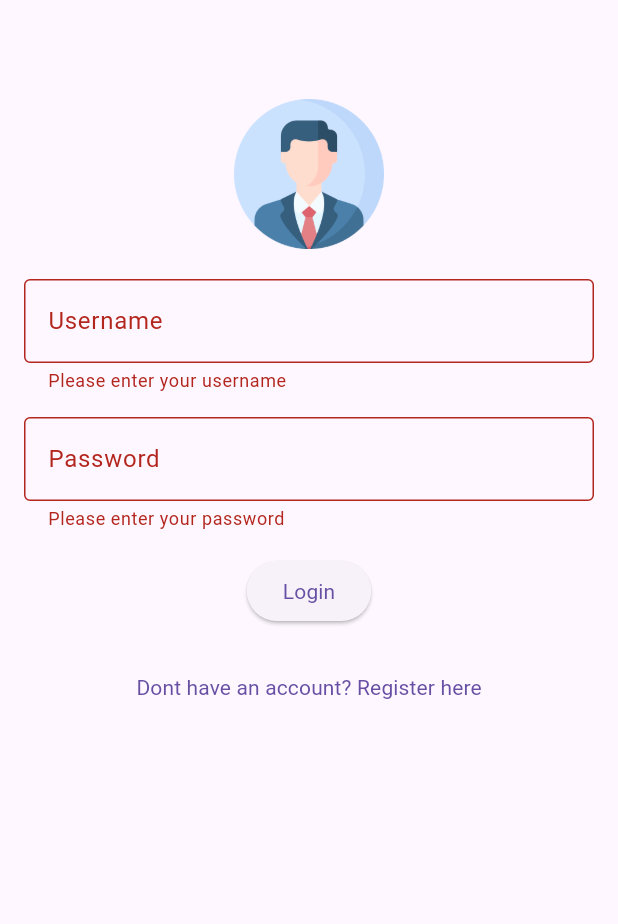
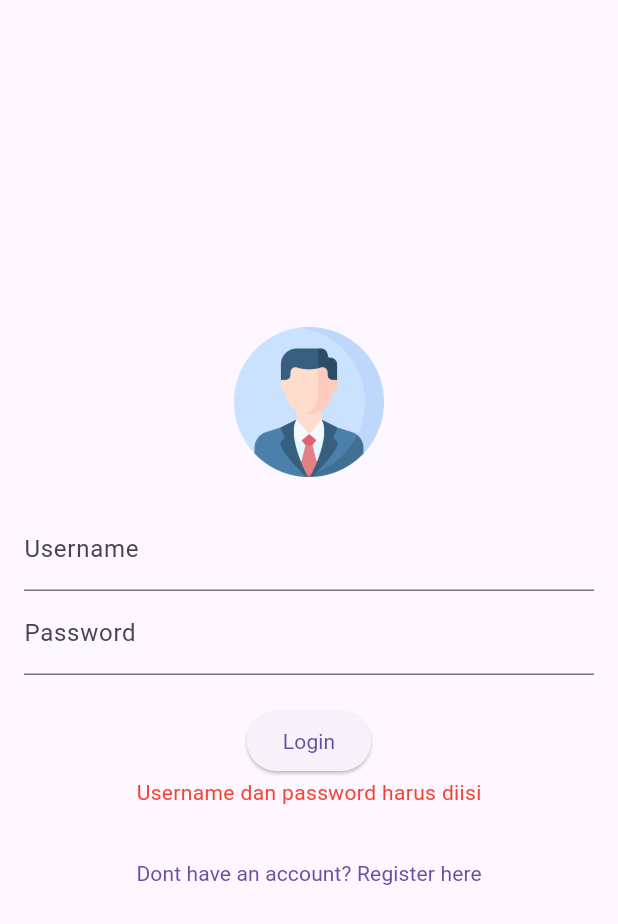
Before and after one commit to limfiq/submission1, a Flutter app: the screen it shows after launch, after a tap on "Login", on a phone screen of 412 x 824 dp. Shown: the top 924 px of the screen. Run offline on Flutter 3.47's test engine with Material 3 defaults, Android fonts, the light colour scheme and no system bars.

Commit message:
Update login

```diff
--- a/lib/login.dart
+++ b/lib/login.dart
@@ -10,80 +10,87 @@ class LoginPage extends StatefulWidget {
 }
 
 class _LoginPageState extends State<LoginPage> {
-  final _formKey = GlobalKey<FormState>();
+  final _usernameController = TextEditingController();
+  final _passwordController = TextEditingController();
+  bool _isLoading = false;
+  String _errorMessage = '';
+
+  void _login() {
+    setState(() {
+      _isLoading = true;
+      _errorMessage = '';
+    });
+
+    Future.delayed(Duration(seconds: 2), () {
+      setState(() {
+        _isLoading = false;
+      });
+
+      if (_usernameController.text == 'admin' &&
+          _passwordController.text == 'password') {
+        Navigator.push(context, MaterialPageRoute(builder: (context) {
+          return HomePage();
+        }));
+      } else {
+        setState(() {
+          _errorMessage = 'Username atau password salah';
+        });
+      }
+    });
+  }
+
+  // final _formKey = GlobalKey<FormState>();
   @override
   Widget build(BuildContext context) {
     return Scaffold(
       body: Padding(
         padding: EdgeInsets.all(16.0),
-        child: Form(
-          key: _formKey,
         child: Column(
+          mainAxisAlignment: MainAxisAlignment.center,
           children: [
-              SizedBox(
-                height: 50.0,
+            Image.asset('images/profile.png', height: 100),
+            SizedBox(height: 20),
+            TextField(
+              controller: _usernameController,
+              decoration: InputDecoration(labelText: 'Username'),
             ),
-              Image.asset('images/profile.png', height: 100),
-              SizedBox(
-                height: 20.0,
+            TextField(
+              controller: _passwordController,
+              obscureText: true,
+              decoration: InputDecoration(labelText: 'Password'),
             ),
-              TextFormField(
-                decoration: InputDecoration(
-                  labelText: 'Username',
-                  border: OutlineInputBorder(),
-                ),
-                validator: (value) {
-                  if (value == null || value.isEmpty) {
-                    return 'Please enter your username';
-                  }
-                  return null;
-                },
-              ),
-              SizedBox(height: 16),
-              TextFormField(
-                obscureText: true,
-                decoration: InputDecoration(
-                  labelText: 'Password',
-                  border: OutlineInputBorder(),
-                ),
-                validator: (value) {
-                  if (value == null || value.isEmpty) {
-                    return 'Please enter your password';
-                  }
-                  return null;
-                },
-              ),
-              SizedBox(height: 16),
+            SizedBox(height: 20),
+            if (_isLoading)
+              CircularProgressIndicator()
+            else
               ElevatedButton(
                 onPressed: () {
-                  if (_formKey.currentState!.validate()) {
-                    ScaffoldMessenger.of(context).showSnackBar(
-                      SnackBar(
-                        content: Text('Berhasil Login'),
-                      ),
-                    );
-                    Navigator.push(context,
-                        MaterialPageRoute(builder: (context) {
-                      return HomePage();
-                    }));
+                  if (_usernameController.text.isNotEmpty &&
+                      _passwordController.text.isNotEmpty) {
+                    _login();
+                  } else {
+                    setState(() {
+                      _errorMessage = 'Username dan password harus diisi';
+                    });
                   }
                 },
                 child: Text('Login'),
               ),
-              SizedBox(height: 16),
+            if (_errorMessage.isNotEmpty)
+              Text(
+                _errorMessage,
+                style: TextStyle(color: Colors.red),
+              ),
+            SizedBox(height: 20),
             TextButton(
               onPressed: () {
                 Navigator.push(context, MaterialPageRoute(builder: (context) {
                   return RegisterPage();
                 }));
               },
-                child: Text(
-                  'Dont have an account? Register here',
-                  style: TextStyle(fontFamily: 'Roboto'),
-                ),
+              child: Text('Dont have an account? Register here'),
             ),
           ],
-          ),
         ),
       ),
     );
```
Lines whose indentation alone changed are shown as unchanged.
